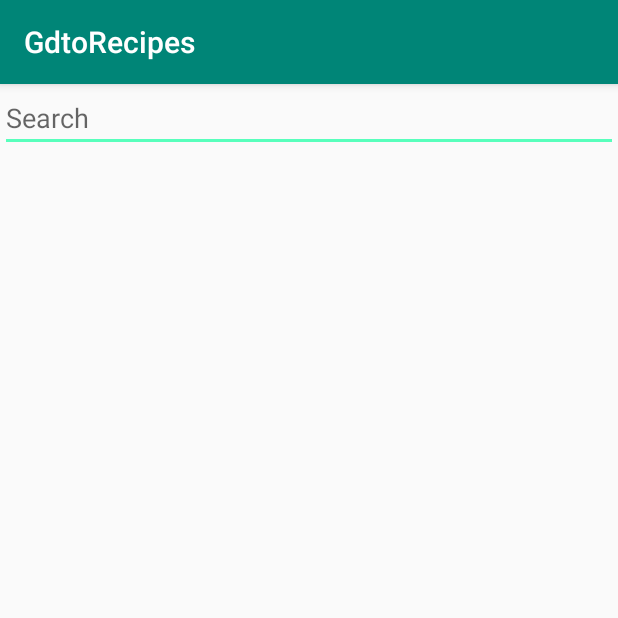
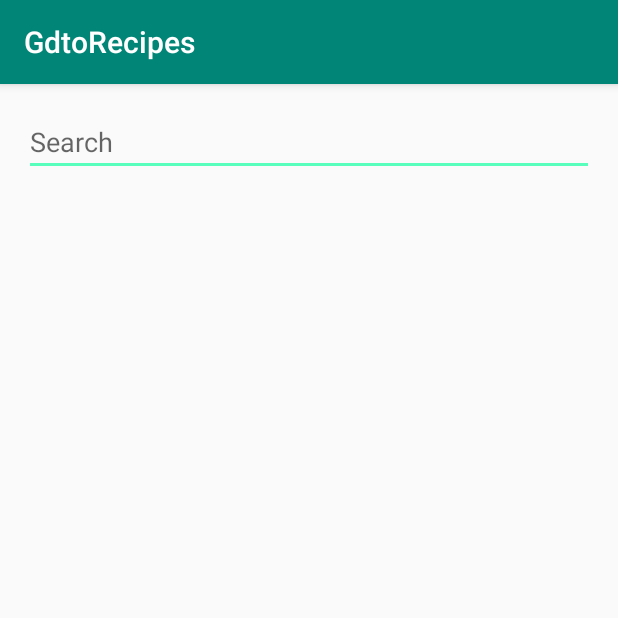
Before and after one commit to mikikrk/SkillsShowcase, an Android app: the screen it shows after launch (RecipesActivity), on a phone screen of 412 x 824 dp, the top half of it. Run offline under Robolectric (Android 15) with nearby library versions, the phone set to English and light mode, and no system bars; our stand-ins replace Dagger/Hilt's generated code; 3 statements that could not run were skipped.

Commit message:
Applied container style to recipes_activity

```diff
--- a/app/src/main/res/layout/recipes_activity.xml
+++ b/app/src/main/res/layout/recipes_activity.xml
@@ -1,6 +1,7 @@
 <?xml version="1.0" encoding="utf-8"?>
 <LinearLayout xmlns:android="http://schemas.android.com/apk/res/android"
     xmlns:tools="http://schemas.android.com/tools"
+    style="@style/Layout.Container"
     android:layout_width="match_parent"
     android:layout_height="match_parent"
     android:orientation="vertical">
```
